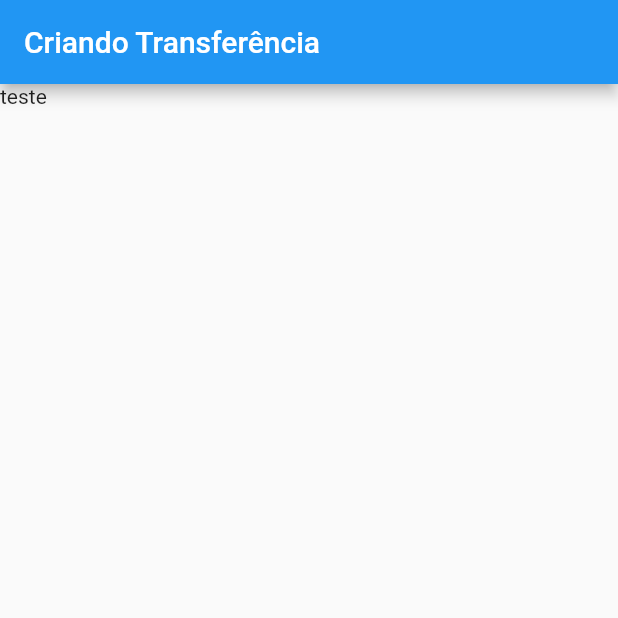
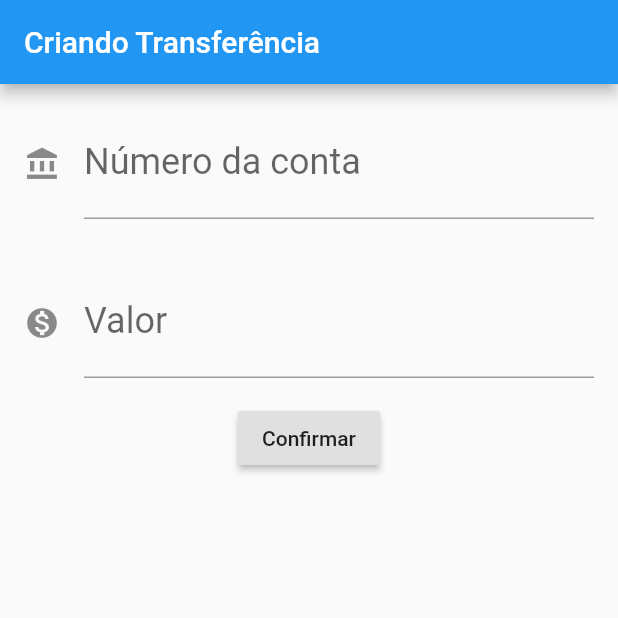
Before and after one commit to evecoutinho/bytebank-app-flutter, a Flutter app: the screen it shows after launch, on a phone screen of 412 x 824 dp, the top half of it. Run offline on Flutter 3.47's test engine with Material 2 defaults, Android fonts, the phone set to English and light mode, and no system bars.

Commit message:
Criando release "Criação de Transferência e aplicando reaforação no código"

```diff
--- a/lib/main.dart
+++ b/lib/main.dart
@@ -1,3 +1,6 @@
+import 'dart:ui';
+
+import 'package:flutter/cupertino.dart';
 import 'package:flutter/material.dart';
 
 void main() => runApp(BytebankApp());
@@ -14,11 +17,82 @@ class BytebankApp extends StatelessWidget {
 }
 
 class FormularioTransferencia extends StatelessWidget {
+  final TextEditingController _controladorCampoNumeroConta =
+      TextEditingController();
+  final TextEditingController _controladorCampoValor = TextEditingController();
+
   @override
   Widget build(BuildContext context) {
     return Scaffold(
-      appBar: AppBar(title: Text('Criando Transferência'),),
-        body: Text('teste'));
+      appBar: AppBar(
+        title: Text('Criando Transferência'),
+      ),
+      body: Column(
+        children: <Widget>[
+          Editor(
+            controlador: _controladorCampoNumeroConta,
+            rotulo: 'Número da conta',
+            dica: '0000',
+            icone: Icons.account_balance,
+          ),
+          Editor(
+            controlador: _controladorCampoValor,
+            rotulo: 'Valor',
+            dica: '0.00',
+            icone: Icons.monetization_on,
+          ),
+          RaisedButton(
+            child: Text('Confirmar'),
+            onPressed: () => _criaTransferencia(context),
+          )
+        ],
+      ),
+    );
+  }
+
+  void _criaTransferencia(BuildContext context) {
+    final int numeroConta =
+        int.tryParse(_controladorCampoNumeroConta.text);
+    final double valor = double.tryParse(_controladorCampoValor.text);
+    if (numeroConta != null && valor != null) {
+      final transferenciaCriada = Transferencia(valor, numeroConta);
+      debugPrint('$transferenciaCriada');
+      _controladorCampoValor.clear();
+      _controladorCampoNumeroConta.clear();
+      Scaffold.of(context).showSnackBar(
+        SnackBar(
+          backgroundColor: Colors.blue,
+          content: Text(
+              'R\$ $valor transferidos para a conta $numeroConta'),
+        ),
+      );
+    }
+  }
+}
+
+class Editor extends StatelessWidget {
+  final TextEditingController controlador;
+  final String rotulo;
+  final String dica;
+  final IconData icone;
+
+  Editor({this.controlador, this.rotulo, this.dica, this.icone});
+
+  @override
+  Widget build(BuildContext context) {
+    return Padding(
+      padding: const EdgeInsets.all(16.0),
+      child: TextField(
+        controller: controlador,
+        style: TextStyle(fontSize: 24.0),
+        decoration: InputDecoration(
+          icon: icone != null ? Icon(icone) : null,
+          labelText: rotulo,
+          hintText: dica,
+        ),
+        keyboardType: TextInputType.number,
+      ),
+    );
   }
 }
 
@@ -64,4 +138,9 @@ class Transferencia {
   final int numeroConta;
 
   Transferencia(this.valor, this.numeroConta);
+
+  @override
+  String toString() {
+    return 'Transferencia{valor: $valor, numeroConta: $numeroConta}';
+  }
 }
```
